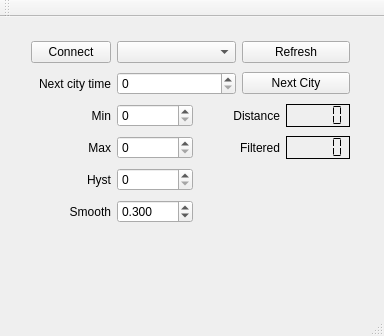
Old version of the form mainwindow.ui in the repository vvranjek/ugraffiti.
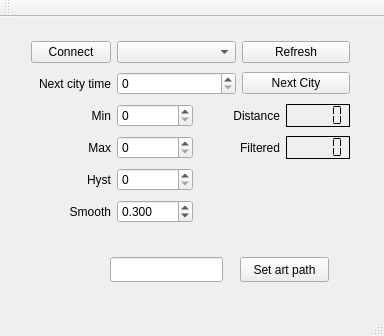
New version of the form.

Commit message: Added option for art folder path

```diff
--- a/mainwindow.ui
+++ b/mainwindow.ui
@@ -199,6 +199,29 @@
      </item>
     </layout>
    </widget>
+   <widget class="QLineEdit" name="artPath">
+    <property name="geometry">
+     <rect>
+      <x>110</x>
+      <y>240</y>
+      <width>113</width>
+      <height>25</height>
+     </rect>
+    </property>
+   </widget>
+   <widget class="QPushButton" name="artPathButton">
+    <property name="geometry">
+     <rect>
+      <x>240</x>
+      <y>240</y>
+      <width>89</width>
+      <height>25</height>
+     </rect>
+    </property>
+    <property name="text">
+     <string>Set art path</string>
+    </property>
+   </widget>
   </widget>
   <widget class="QMenuBar" name="menuBar">
    <property name="geometry">
```
Left out of the diff: 3 changed lines with no effect on the pictures. The commit also changes 2 other files.
